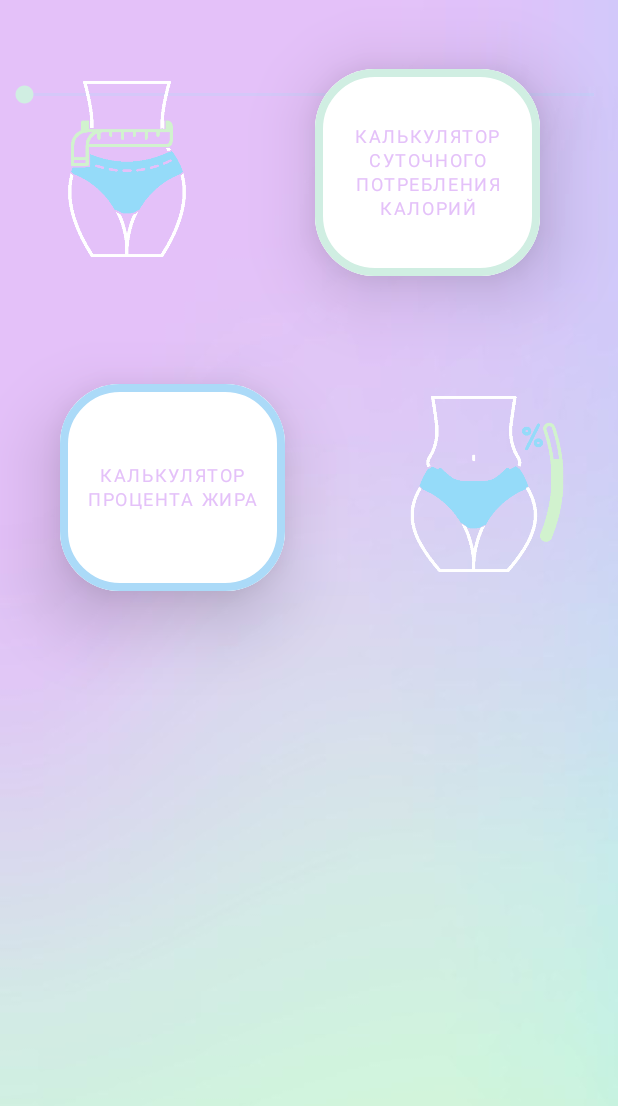
After one commit to NacWay/BodyFatApp, an Android app: the fragment fatForMale placed in its activity, on a phone screen of 412 x 824 dp. The commit adds this screen. Shown: the top 1106 px of the screen. Run offline under Robolectric (Android 15) with nearby library versions, the phone set to English and light mode, and no system bars.

Commit message:
fix bag with animation and registration, add 2 fragment for ohter gender properties

```diff
--- a/app/src/main/java/com/malov/bodyfat/activity_2.kt
+++ b/app/src/main/java/com/malov/bodyfat/activity_2.kt
@@ -1,8 +1,11 @@
 package com.malov.bodyfat
 
-import android.content.pm.ActivityInfo
 import androidx.appcompat.app.AppCompatActivity
 import android.os.Bundle
+import android.view.View.GONE
+import android.view.View.VISIBLE
+import android.view.animation.Animation
+import android.view.animation.AnimationUtils
 import android.widget.Button
 import android.widget.FrameLayout
 import androidx.fragment.app.FragmentTransaction
@@ -12,18 +15,31 @@
         super.onCreate(savedInstanceState)
         setContentView(R.layout.activity_2)
 
+
+
         val calcBtn1 : Button = findViewById(R.id.btn1)
         val calcBtn2 : Button = findViewById(R.id.btn2)
         val frameLayout : FrameLayout = findViewById(R.id.frame_layout)
-        frameLayout.setBackgroundResource(R.drawable.cornerforfragment)
+        val mainFrame : FrameLayout = findViewById(R.id.mainFraim)
+        frameLayout.visibility = GONE
+        val fatPersent = fatPersent()
+        val ft : FragmentTransaction = supportFragmentManager.beginTransaction()
+        ft.add(R.id.frame_layout, fatPersent)
+        ft.addToBackStack(null)
+        ft.commit()
 
 
-        val fatPersent : fatPersent = fatPersent()
-        val ft : FragmentTransaction = supportFragmentManager.beginTransaction()
-
         calcBtn2.setOnClickListener{view ->
-            ft.add(R.id.frame_layout, fatPersent)
-            ft.commit()
-        }
+            frameLayout.visibility = VISIBLE
+            val anim : Animation = AnimationUtils.loadAnimation(this,  R.anim.openfragment)
+            frameLayout.startAnimation(anim)
+            mainFrame.isEnabled = true   //делаем активным нажатие на mainFraim
+            mainFrame.setOnClickListener{view ->
+                frameLayout.visibility = GONE
+                val anim : Animation = AnimationUtils.loadAnimation(this,  R.anim.closefragment)
+                frameLayout.startAnimation(anim)
+                mainFrame.isEnabled = false //делаем не активным нажатие на mainFraim(чтобы при невидимом фрагменте не вызывалась анимация закрытия)
+            }
+      }
     }
 }
--- /dev/null
+++ b/app/src/main/java/com/malov/bodyfat/fatForFemale.kt
@@ -0,0 +1,59 @@
+package com.malov.bodyfat
+
+import android.os.Bundle
+import androidx.fragment.app.Fragment
+import android.view.LayoutInflater
+import android.view.View
+import android.view.ViewGroup
+
+// TODO: Rename parameter arguments, choose names that match
+// the fragment initialization parameters, e.g. ARG_ITEM_NUMBER
+private const val ARG_PARAM1 = "param1"
+private const val ARG_PARAM2 = "param2"
+
+/**
+ * A simple [Fragment] subclass.
+ * Use the [fatForFemale.newInstance] factory method to
+ * create an instance of this fragment.
+ */
+class fatForFemale : Fragment() {
+    // TODO: Rename and change types of parameters
+    private var param1: String? = null
+    private var param2: String? = null
+
+    override fun onCreate(savedInstanceState: Bundle?) {
+        super.onCreate(savedInstanceState)
+        arguments?.let {
+            param1 = it.getString(ARG_PARAM1)
+            param2 = it.getString(ARG_PARAM2)
+        }
+    }
+
+    override fun onCreateView(
+        inflater: LayoutInflater, container: ViewGroup?,
+        savedInstanceState: Bundle?
+    ): View? {
+        // Inflate the layout for this fragment
+        return inflater.inflate(R.layout.fragment_fat_for_female, container, false)
+    }
+
+    companion object {
+        /**
+         * Use this factory method to create a new instance of
+         * this fragment using the provided parameters.
+         *
+         * @param param1 Parameter 1.
+         * @param param2 Parameter 2.
+         * @return A new instance of fragment fatForFemale.
+         */
+        // TODO: Rename and change types and number of parameters
+        @JvmStatic
+        fun newInstance(param1: String, param2: String) =
+            fatForFemale().apply {
+                arguments = Bundle().apply {
+                    putString(ARG_PARAM1, param1)
+                    putString(ARG_PARAM2, param2)
+                }
+            }
+    }
+}
--- /dev/null
+++ b/app/src/main/java/com/malov/bodyfat/fatForMale.kt
@@ -0,0 +1,59 @@
+package com.malov.bodyfat
+
+import android.os.Bundle
+import androidx.fragment.app.Fragment
+import android.view.LayoutInflater
+import android.view.View
+import android.view.ViewGroup
+
+// TODO: Rename parameter arguments, choose names that match
+// the fragment initialization parameters, e.g. ARG_ITEM_NUMBER
+private const val ARG_PARAM1 = "param1"
+private const val ARG_PARAM2 = "param2"
+
+/**
+ * A simple [Fragment] subclass.
+ * Use the [fatForMale.newInstance] factory method to
+ * create an instance of this fragment.
+ */
+class fatForMale : Fragment() {
+    // TODO: Rename and change types of parameters
+    private var param1: String? = null
+    private var param2: String? = null
+
+    override fun onCreate(savedInstanceState: Bundle?) {
+        super.onCreate(savedInstanceState)
+        arguments?.let {
+            param1 = it.getString(ARG_PARAM1)
+            param2 = it.getString(ARG_PARAM2)
+        }
+    }
+
+    override fun onCreateView(
+        inflater: LayoutInflater, container: ViewGroup?,
+        savedInstanceState: Bundle?
+    ): View? {
+        // Inflate the layout for this fragment
+        return inflater.inflate(R.layout.fragment_fan_for_male, container, false)
+    }
+
+    companion object {
+        /**
+         * Use this factory method to create a new instance of
+         * this fragment using the provided parameters.
+         *
+         * @param param1 Parameter 1.
+         * @param param2 Parameter 2.
+         * @return A new instance of fragment fanForMale.
+         */
+        // TODO: Rename and change types and number of parameters
+        @JvmStatic
+        fun newInstance(param1: String, param2: String) =
+            fatForMale().apply {
+                arguments = Bundle().apply {
+                    putString(ARG_PARAM1, param1)
+                    putString(ARG_PARAM2, param2)
+                }
+            }
+    }
+}
--- a/app/src/main/java/com/malov/bodyfat/fatPersent.kt
+++ b/app/src/main/java/com/malov/bodyfat/fatPersent.kt
@@ -1,33 +1,16 @@
 package com.malov.bodyfat
 
 import android.os.Bundle
-import androidx.fragment.app.Fragment
 import android.view.LayoutInflater
 import android.view.View
 import android.view.ViewGroup
+import android.widget.Button
+import android.widget.FrameLayout
+import androidx.fragment.app.Fragment
 
-// TODO: Rename parameter arguments, choose names that match
-// the fragment initialization parameters, e.g. ARG_ITEM_NUMBER
-private const val ARG_PARAM1 = "param1"
-private const val ARG_PARAM2 = "param2"
 
-/**
- * A simple [Fragment] subclass.
- * Use the [fatPersent.newInstance] factory method to
- * create an instance of this fragment.
- */
 class fatPersent : Fragment() {
-    // TODO: Rename and change types of parameters
-    private var param1: String? = null
-    private var param2: String? = null
-
-    override fun onCreate(savedInstanceState: Bundle?) {
-        super.onCreate(savedInstanceState)
-        arguments?.let {
-            param1 = it.getString(ARG_PARAM1)
-            param2 = it.getString(ARG_PARAM2)
-        }
-    }
+    lateinit var binding: fatForFemale
 
     override fun onCreateView(
         inflater: LayoutInflater, container: ViewGroup?,
@@ -37,23 +20,35 @@
         return inflater.inflate(R.layout.fragment_fat_persent, container, false)
     }
 
-    companion object {
-        /**
-         * Use this factory method to create a new instance of
-         * this fragment using the provided parameters.
-         *
-         * @param param1 Parameter 1.
-         * @param param2 Parameter 2.
-         * @return A new instance of fragment fatPersent.
-         */
-        // TODO: Rename and change types and number of parameters
-        @JvmStatic
-        fun newInstance(param1: String, param2: String) =
-            fatPersent().apply {
-                arguments = Bundle().apply {
-                    putString(ARG_PARAM1, param1)
-                    putString(ARG_PARAM2, param2)
-                }
+    override fun onViewCreated(view: View, savedInstanceState: Bundle?) {
+        super.onViewCreated(view, savedInstanceState)
+        val femalebtn : Button = view.findViewById(R.id.femalebtn)
+        val malebtn : Button = view.findViewById(R.id.malebtn)
+        val frame_layout : FrameLayout = view.findViewById(R.id.frame_layout)
+        val fat_forFemale = fatForFemale()
+        val fat_forMale =fatForMale()
+        setFemale(fat_forFemale)
+
+            femalebtn.setOnClickListener{
+                setFemale(fat_forFemale)
             }
+            malebtn.setOnClickListener{
+                setMale(fat_forMale)
+            }
+
+    }
+    fun setFemale(fat_forFemale: fatForFemale) {
+        val fat_forFemale = fatForFemale()
+        childFragmentManager.beginTransaction().apply {
+            replace(R.id.frame_layout, fat_forFemale)
+            commit()
+        }
+    }
+    fun setMale(fat_forMale: fatForMale) {
+        val fat_forMale =fatForMale()
+        childFragmentManager.beginTransaction().apply {
+            replace(R.id.frame_layout, fat_forMale)
+            commit()
+        }
     }
 }
--- /dev/null
+++ b/app/src/main/res/anim/closefragment.xml
@@ -0,0 +1,11 @@
+<?xml version="1.0" encoding="utf-8"?>
+<set xmlns:android="http://schemas.android.com/apk/res/android"
+    android:shareInterpolator="false" >
+
+    <translate
+        android:duration="500"
+        android:fromYDelta="0dp"
+        android:toYDelta ="550dp">
+    </translate>
+
+</set>
--- /dev/null
+++ b/app/src/main/res/anim/openfragment.xml
@@ -0,0 +1,11 @@
+<?xml version="1.0" encoding="utf-8"?>
+<set xmlns:android="http://schemas.android.com/apk/res/android"
+    android:shareInterpolator="false" >
+
+    <translate
+        android:duration="500"
+        android:fromYDelta="550dp"
+        android:toYDelta ="0dp">
+    </translate>
+
+</set>
--- a/app/src/main/res/layout/activity_2.xml
+++ b/app/src/main/res/layout/activity_2.xml
@@ -8,8 +8,16 @@
     tools:context=".activity_2">
 
 
+    <FrameLayout
+        android:id="@+id/mainFraim"
+        android:layout_width="match_parent"
+        android:layout_height="300dp">
+
+    </FrameLayout>
+
 
     <FrameLayout
+
     android:layout_width="match_parent"
     android:layout_height="match_parent"
 >
@@ -54,7 +62,7 @@
         android:ellipsize="middle"
         android:minLines="3"
         android:stateListAnimator="@null"
-        android:text="КАЛЬКУЛЯТОР ЧЕГО-ТО ТАМ НОВОГО"
+        android:text="КАЛЬКУЛЯТОР СУТОЧНОГО ПОТРЕБЛЕНИЯ КАЛОРИЙ"
         android:fontFamily="@font/noto_sans"
         android:textAlignment="center"
         android:textColor="@color/lightpurple"
--- /dev/null
+++ b/app/src/main/res/layout/fragment_fan_for_male.xml
@@ -0,0 +1,14 @@
+<?xml version="1.0" encoding="utf-8"?>
+<FrameLayout xmlns:android="http://schemas.android.com/apk/res/android"
+    xmlns:tools="http://schemas.android.com/tools"
+    android:layout_width="match_parent"
+    android:layout_height="match_parent"
+    tools:context=".fatForMale">
+
+
+    <SeekBar
+        android:id="@+id/seekBar"
+        android:layout_width="match_parent"
+        android:layout_height="127dp" />
+
+</FrameLayout>
--- a/app/src/main/res/values/colors.xml
+++ b/app/src/main/res/values/colors.xml
@@ -10,4 +10,6 @@
     <color name="lightpurple">#e4c1f9</color>
     <color name="lightBlue">#abdaf8</color>
     <color name="lightgreen">#d0eee2</color>
+    <color name="mancolor">#a8def8</color>
+    <color name="womanColor">#f69fcc</color>
 </resources>
--- a/app/src/main/res/values/strings.xml
+++ b/app/src/main/res/values/strings.xml
@@ -4,4 +4,6 @@
     <string name="cotin">Продолжить</string>
     <!-- TODO: Remove or change this placeholder text -->
     <string name="hello_blank_fragment">Hello blank fragment</string>
+    <string name="female">ЖЕН</string>
+    <string name="male">МУЖ</string>
 </resources>
```
Also changed, not shown: app/src/main/java/com/malov/bodyfat/MainActivity.kt (+17 -13 lines), app/src/main/res/drawable/corner.xml (added, +14 -0 lines), app/src/main/res/layout/fragment_fat_for_female.xml (added, +16 -0 lines), app/src/main/res/layout/fragment_fat_persent.xml (+56 -16 lines), app/src/main/res/drawable-v24/female.png (added), app/src/main/res/drawable-v24/male.png (added).
